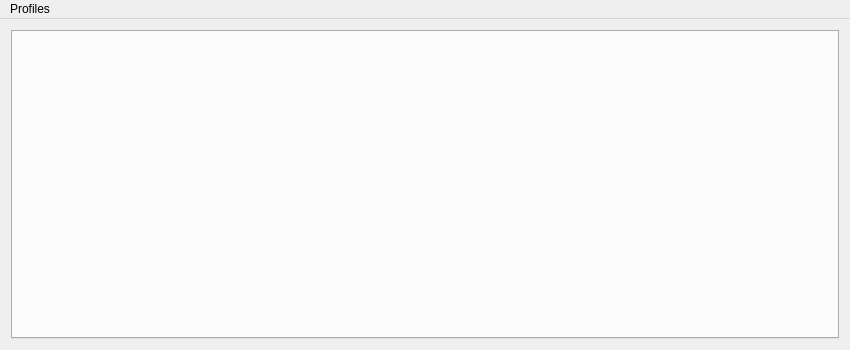
The window that src/forms/mainwindow.ui (cbnolok/Leviathan) describes before a commit, drawn with Qt 5.
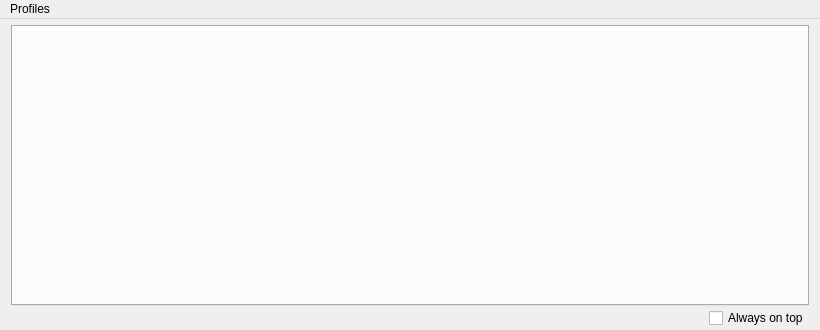
The same window after the commit.

Commit message: Version 0.1.3. Added the spawner tool. Added "always on top" checkbox. Added previous/next buttons in the items/chars tabs for the search function. Added CTRL + F shortcut to open the search dialog. Changed the focus and the tab order in the search dialog. Increased the speed at which the text is sent. Some other internal minor changes.

The edit to the form file:
```diff
--- a/src/forms/mainwindow.ui
+++ b/src/forms/mainwindow.ui
@@ -6,17 +6,53 @@
    <rect>
     <x>0</x>
     <y>0</y>
-    <width>850</width>
-    <height>350</height>
+    <width>820</width>
+    <height>330</height>
    </rect>
   </property>
+  <property name="sizePolicy">
+   <sizepolicy hsizetype="Expanding" vsizetype="Expanding">
+    <horstretch>0</horstretch>
+    <verstretch>0</verstretch>
+   </sizepolicy>
+  </property>
+  <property name="minimumSize">
+   <size>
+    <width>600</width>
+    <height>200</height>
+   </size>
+  </property>
   <property name="windowTitle">
    <string>Leviathan - GM assistant for SphereServer</string>
   </property>
   <widget class="QWidget" name="centralWidget">
+   <property name="sizePolicy">
+    <sizepolicy hsizetype="Preferred" vsizetype="Preferred">
+     <horstretch>0</horstretch>
+     <verstretch>0</verstretch>
+    </sizepolicy>
+   </property>
+   <property name="minimumSize">
+    <size>
+     <width>0</width>
+     <height>0</height>
+    </size>
+   </property>
    <layout class="QVBoxLayout" name="verticalLayout_3">
+    <property name="spacing">
+     <number>0</number>
+    </property>
+    <property name="topMargin">
+     <number>6</number>
+    </property>
+    <property name="bottomMargin">
+     <number>2</number>
+    </property>
     <item>
      <layout class="QVBoxLayout" name="centralVerticalLayout">
+      <property name="spacing">
+       <number>2</number>
+      </property>
       <item>
        <widget class="QTabWidget" name="tabWidget">
         <property name="currentIndex">
@@ -24,6 +60,30 @@
         </property>
        </widget>
       </item>
+      <item>
+       <layout class="QHBoxLayout" name="horizontalLayout">
+        <item>
+         <spacer name="horizontalSpacer">
+          <property name="orientation">
+           <enum>Qt::Horizontal</enum>
+          </property>
+          <property name="sizeHint" stdset="0">
+           <size>
+            <width>40</width>
+            <height>20</height>
+           </size>
+          </property>
+         </spacer>
+        </item>
+        <item>
+         <widget class="QCheckBox" name="checkBox_onTop">
+          <property name="text">
+           <string>Always on top</string>
+          </property>
+         </widget>
+        </item>
+       </layout>
+      </item>
      </layout>
     </item>
    </layout>
@@ -33,7 +93,7 @@
     <rect>
      <x>0</x>
      <y>0</y>
-     <width>850</width>
+     <width>820</width>
      <height>20</height>
     </rect>
    </property>
```
The commit also changes 41 other files.
